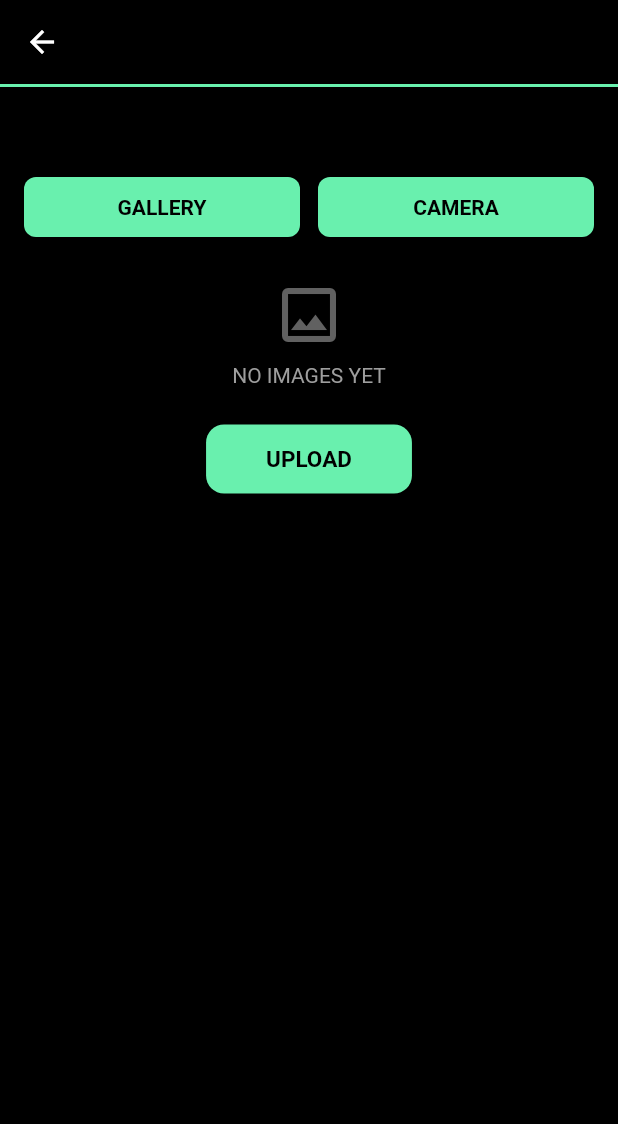
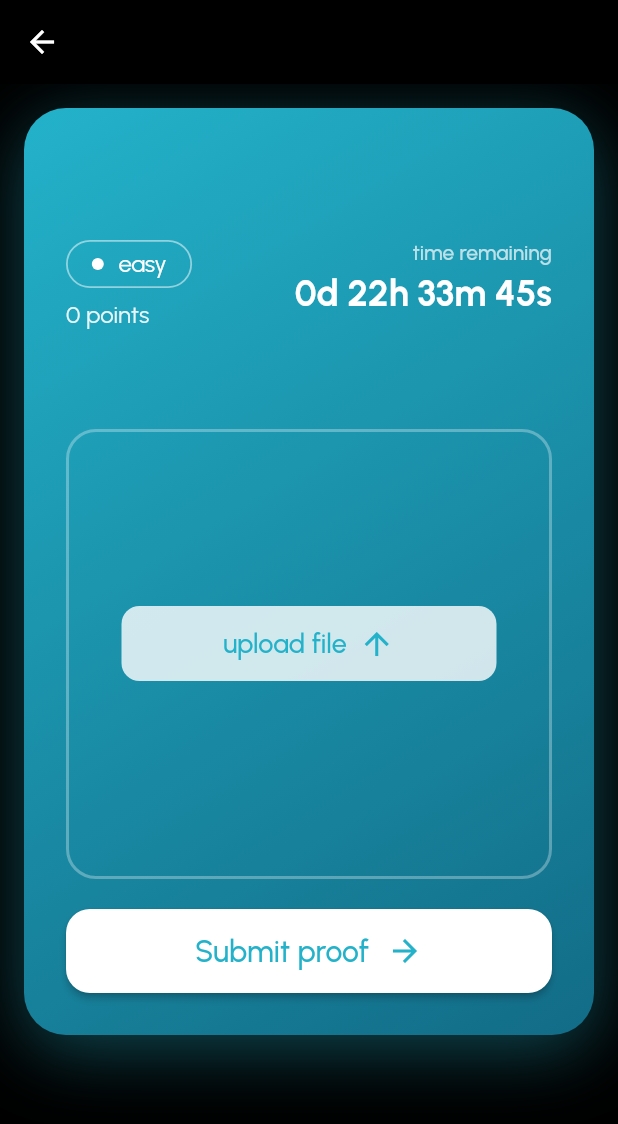
Before and after one commit to team-erin-devs/plotdv2_app, a Flutter app: the ChallengeDetailScreen screen opened directly with empty values, on a phone screen of 412 x 824 dp. Shown: the top 1124 px of the screen. Run offline on Flutter 3.47's test engine with Material 3 defaults, Android fonts, the phone set to English and light mode, and no system bars; our stand-ins replace dio, google_fonts, image_picker, qr_flutter, shared_preferences; accounts and stored records are empty.

Commit message:
feat: detailed mission page

```diff
--- a/lib/screens/challenge_detail_screen.dart
+++ b/lib/screens/challenge_detail_screen.dart
@@ -2,7 +2,8 @@ import 'dart:typed_data';
 import 'package:flutter/material.dart';
 import 'package:image_picker/image_picker.dart';
 import '../models/challenge.dart';
-import '../services/upload_service.dart'; // make sure path matches your project
+import '../services/upload_service.dart';
+import '../widgets/upload_mission_card.dart';
 
 class ChallengeDetailScreen extends StatefulWidget {
   final Challenge challenge;
@@ -31,20 +32,6 @@ class _ChallengeDetailScreenState extends State<ChallengeDetailScreen> {
       }
     } catch (e) {
       _showSnack('Error picking image: $e');
-    }
-  }
-
-  Future<void> _takePhoto() async {
-    try {
-      final XFile? photo = await _picker.pickImage(source: ImageSource.camera);
-      if (photo != null) {
-        final bytes = await photo.readAsBytes();
-        setState(
-          () => _images.add(_SelectedImage(bytes: bytes, name: photo.name)),
-        );
-      }
-    } catch (e) {
-      _showSnack('Error taking photo: $e');
     }
   }
 
@@ -82,112 +69,58 @@ class _ChallengeDetailScreenState extends State<ChallengeDetailScreen> {
     }
   }
 
-  Color _getDifficultyColor() {
+  List<Color> _getGradient() {
     switch (widget.challenge.difficulty) {
       case ChallengeDifficulty.easy:
-        return Colors.greenAccent;
+        return [const Color(0xFF23B2CA), const Color(0xFF126C87)];
       case ChallengeDifficulty.medium:
-        return Colors.amberAccent;
+        return [const Color(0xFFA621ED), const Color(0xFF5E1387)];
       case ChallengeDifficulty.hard:
-        return Colors.redAccent;
+        return [const Color(0xFFED2190), const Color(0xFF871352)];
     }
   }
 
   @override
   Widget build(BuildContext context) {
+    final gradient = _getGradient();
+    final accent = gradient.first;
+
     return Scaffold(
       backgroundColor: Colors.black,
       appBar: AppBar(
         backgroundColor: Colors.black,
         foregroundColor: Colors.white,
-        centerTitle: true,
         elevation: 0,
-        title: Text(
-          widget.challenge.title,
-          style: const TextStyle(
-            fontSize: 18,
-            fontWeight: FontWeight.bold,
-            color: Colors.white,
-          ),
-        ),
-        bottom: PreferredSize(
-          preferredSize: const Size.fromHeight(2),
-          child: Container(color: _getDifficultyColor(), height: 2),
+        leading: IconButton(
+          icon: const Icon(Icons.arrow_back),
+          onPressed: () => Navigator.pop(context),
         ),
       ),
       body: SingleChildScrollView(
-        padding: const EdgeInsets.all(16),
+        child: Padding(
+          padding: const EdgeInsets.all(16.0),
+          child: UploadMissionCard(
+            title: widget.challenge.title,
+            description: widget.challenge.description,
+            difficulty: widget.challenge.difficulty,
+            points: widget.challenge.points,
+            gradient: gradient,
+            uploadSection: Column(
+              children: [
+                // Upload area with border
+                Container(
+                  width: double.infinity,
+                  constraints: const BoxConstraints(minHeight: 300),
+                  padding: const EdgeInsets.all(32),
+                  decoration: BoxDecoration(
+                    border: Border.all(
+                      color: Colors.white.withOpacity(0.3),
+                      width: 2,
+                    ),
+                    borderRadius: BorderRadius.circular(20),
+                  ),
                   child: Column(
-          crossAxisAlignment: CrossAxisAlignment.start,
                     children: [
-            Text(
-              widget.challenge.description,
-              style: const TextStyle(fontSize: 14, color: Colors.white70),
-            ),
-            const SizedBox(height: 24),
-
-            // Buttons
-            Row(
-              children: [
-                Expanded(
-                  child: ElevatedButton(
-                    onPressed: _pickImage,
-                    style: ElevatedButton.styleFrom(
-                      backgroundColor: _getDifficultyColor(),
-                      foregroundColor: Colors.black,
-                      padding: const EdgeInsets.symmetric(vertical: 12),
-                      shape: RoundedRectangleBorder(
-                        borderRadius: BorderRadius.circular(8),
-                      ),
-                    ),
-                    child: const Text(
-                      "GALLERY",
-                      style: TextStyle(
-                        fontSize: 14,
-                        fontWeight: FontWeight.w600,
-                      ),
-                    ),
-                  ),
-                ),
-                const SizedBox(width: 12),
-                Expanded(
-                  child: ElevatedButton(
-                    onPressed: _takePhoto,
-                    style: ElevatedButton.styleFrom(
-                      backgroundColor: _getDifficultyColor(),
-                      foregroundColor: Colors.black,
-                      padding: const EdgeInsets.symmetric(vertical: 12),
-                      shape: RoundedRectangleBorder(
-                        borderRadius: BorderRadius.circular(8),
-                      ),
-                    ),
-                    child: const Text(
-                      "CAMERA",
-                      style: TextStyle(
-                        fontSize: 14,
-                        fontWeight: FontWeight.w600,
-                      ),
-                    ),
-                  ),
-                ),
-              ],
-            ),
-            const SizedBox(height: 24),
-
-            // Image previews
-            if (_images.isNotEmpty)
-              Column(
-                crossAxisAlignment: CrossAxisAlignment.start,
-                children: [
-                  Text(
-                    "SELECTED IMAGES",
-                    style: TextStyle(
-                      fontSize: 14,
-                      fontWeight: FontWeight.bold,
-                      color: _getDifficultyColor(),
-                    ),
-                  ),
-                  const SizedBox(height: 12),
                       GridView.builder(
                         shrinkWrap: true,
                         physics: const NeverScrollableScrollPhysics(),
@@ -202,26 +135,31 @@ class _ChallengeDetailScreenState extends State<ChallengeDetailScreen> {
                           final img = _images[index];
                           return Stack(
                             children: [
-                          Container(
-                            decoration: BoxDecoration(
-                              border: Border.all(
-                                color: _getDifficultyColor(),
-                                width: 2,
+                              ClipRRect(
+                                borderRadius: BorderRadius.circular(8),
+                                child: Image.memory(
+                                  img.bytes,
+                                  fit: BoxFit.cover,
+                                  width: double.infinity,
+                                  height: double.infinity,
                                 ),
                               ),
-                            child: Image.memory(img.bytes, fit: BoxFit.cover),
+                              Positioned(
+                                top: 4,
+                                right: 4,
+                                child: GestureDetector(
+                                  onTap: () => _removeImage(index),
+                                  child: Container(
+                                    padding: const EdgeInsets.all(4),
+                                    decoration: BoxDecoration(
+                                      color: Colors.red,
+                                      shape: BoxShape.circle,
                                     ),
-                          Positioned(
-                            top: 2,
-                            right: 2,
-                            child: Container(
-                              color: Colors.redAccent,
-                              child: IconButton(
-                                icon: const Icon(Icons.close, size: 16),
-                                color: Colors.black,
-                                padding: EdgeInsets.zero,
-                                constraints: const BoxConstraints(),
-                                onPressed: () => _removeImage(index),
+                                    child: const Icon(
+                                      Icons.close,
+                                      size: 16,
+                                      color: Colors.white,
+                                    ),
                                   ),
                                 ),
                               ),
@@ -229,69 +167,99 @@ class _ChallengeDetailScreenState extends State<ChallengeDetailScreen> {
                           );
                         },
                       ),
-                ],
-              )
-            else
-              Center(
-                child: Column(
-                  children: [
-                    Icon(
-                      Icons.image_outlined,
-                      size: 48,
-                      color: Colors.grey[700],
-                    ),
-                    const SizedBox(height: 8),
-                    const Text(
-                      "NO IMAGES YET",
-                      style: TextStyle(fontSize: 14, color: Colors.grey),
-                    ),
-                  ],
-                ),
-              ),
+                      const SizedBox(height: 84),
 
-            const SizedBox(height: 24),
-
-            // Upload button
-            Center(
+                      // Upload file button (lighter color, inside the border)
+                      SizedBox(
+                        width: 250,
+                        height: 50,
                         child: ElevatedButton(
-                onPressed: _isUploading ? null : _uploadImages,
+                          onPressed: _pickImage,
                           style: ElevatedButton.styleFrom(
-                  backgroundColor: _getDifficultyColor(),
-                  foregroundColor: Colors.black,
-                  padding: const EdgeInsets.symmetric(
-                    vertical: 14,
-                    horizontal: 40,
-                  ),
+                            backgroundColor: Colors.white.withOpacity(0.8),
+                            foregroundColor: accent,
+                            elevation: 0,
                             shape: RoundedRectangleBorder(
                               borderRadius: BorderRadius.circular(12),
                             ),
                           ),
-                child: _isUploading
-                    ? const SizedBox(
-                        width: 22,
-                        height: 22,
-                        child: CircularProgressIndicator(
-                          color: Colors.black,
-                          strokeWidth: 2.5,
+                          child: Row(
+                            mainAxisAlignment: MainAxisAlignment.center,
+                            children: [
+                              Text(
+                                'upload file',
+                                style: TextStyle(
+                                  fontFamily: 'Urbanist',
+                                  fontWeight: FontWeight.w500,
+                                  fontSize: 18,
+                                  color: accent,
                                 ),
-                      )
-                    : const Text(
-                        "UPLOAD",
-                        style: TextStyle(
-                          fontWeight: FontWeight.bold,
-                          fontSize: 15,
                               ),
+                              const SizedBox(width: 8),
+                              Icon(Icons.arrow_upward, size: 24, color: accent),
+                            ],
                           ),
                         ),
                       ),
                     ],
                   ),
                 ),
+                const SizedBox(height: 20),
+
+                // Submit proof button (white background, outside the border)
+                SizedBox(
+                  width: double.infinity,
+                  height: 56,
+                  child: ElevatedButton(
+                    onPressed: _isUploading ? null : _uploadImages,
+                    style: ElevatedButton.styleFrom(
+                      backgroundColor: Colors.white,
+                      foregroundColor: accent,
+                      disabledBackgroundColor: Colors.grey[800],
+                      shape: RoundedRectangleBorder(
+                        borderRadius: BorderRadius.circular(16),
+                      ),
+                    ),
+                    child: _isUploading
+                        ? SizedBox(
+                            width: 24,
+                            height: 24,
+                            child: CircularProgressIndicator(
+                              color: accent,
+                              strokeWidth: 2.5,
+                            ),
+                          )
+                        : Row(
+                            mainAxisAlignment: MainAxisAlignment.center,
+                            children: [
+                              Text(
+                                'Submit proof',
+                                style: TextStyle(
+                                  fontFamily: 'Urbanist',
+                                  fontWeight: FontWeight.w500,
+                                  fontSize: 20,
+                                  color: accent,
+                                ),
+                              ),
+                              const SizedBox(width: 12),
+                              Icon(
+                                Icons.arrow_forward,
+                                size: 24,
+                                color: accent,
+                              ),
+                            ],
+                          ),
+                  ),
+                ),
+              ],
+            ),
+          ),
+        ),
+      ),
     );
   }
 }
 
-/// Helper class to store image bytes + original filename
 class _SelectedImage {
   final Uint8List bytes;
   final String name;
--- a/lib/widgets/mission_card.dart
+++ b/lib/widgets/mission_card.dart
@@ -8,7 +8,6 @@ class MissionCard extends StatelessWidget {
   final List<Color> gradient;
   final int points;
   final Challenge challenge;
-  final bool showGlow;
   final bool isMain;
 
   const MissionCard({
@@ -18,7 +17,6 @@ class MissionCard extends StatelessWidget {
     required this.gradient,
     required this.points,
     required this.challenge,
-    this.showGlow = false,
     this.isMain = true,
   });
 
@@ -137,7 +135,7 @@ class _MissionCard extends StatelessWidget {
                         '$points points',
                         style: TextStyle(
                           fontFamily: 'Urbanist',
-                          fontWeight: FontWeight.w500,
+                          fontWeight: FontWeight.w400,
                           fontSize: isMain ? 16 : 14,
                           color: Colors.white.withOpacity(0.9),
                         ),
@@ -216,7 +214,6 @@ class _DifficultyPill extends StatelessWidget {
           width: isMain ? 1.2 : 1.0,
           color: Colors.white.withOpacity(0.5),
         ),
-        color: Colors.white.withOpacity(0.08),
       ),
       child: Row(
         mainAxisSize: MainAxisSize.min,
--- /dev/null
+++ b/lib/widgets/upload_mission_card.dart
@@ -0,0 +1,199 @@
+import 'package:flutter/material.dart';
+import '../models/challenge.dart';
+
+class UploadMissionCard extends StatelessWidget {
+  final String title;
+  final String description;
+  final ChallengeDifficulty difficulty;
+  final int points;
+  final List<Color> gradient;
+  final Widget uploadSection;
+
+  const UploadMissionCard({
+    super.key,
+    required this.title,
+    required this.description,
+    required this.difficulty,
+    required this.points,
+    required this.gradient,
+    required this.uploadSection,
+  });
+
+  String _difficultyLabel(ChallengeDifficulty difficulty) {
+    switch (difficulty) {
+      case ChallengeDifficulty.easy:
+        return 'easy';
+      case ChallengeDifficulty.medium:
+        return 'medium';
+      case ChallengeDifficulty.hard:
+        return 'hard';
+    }
+  }
+
+  @override
+  Widget build(BuildContext context) {
+    final radius = BorderRadius.circular(28);
+    final accent = gradient.first;
+    final difficultyLabel = _difficultyLabel(difficulty);
+
+    return Container(
+      width: double.infinity,
+      decoration: BoxDecoration(
+        borderRadius: radius,
+        gradient: LinearGradient(
+          begin: Alignment.topLeft,
+          end: Alignment.bottomRight,
+          colors: gradient,
+        ),
+        boxShadow: [
+          BoxShadow(
+            color: accent.withOpacity(0.4),
+            blurRadius: 40,
+            offset: const Offset(0, 10),
+          ),
+        ],
+      ),
+      child: ClipRRect(
+        borderRadius: radius,
+        child: Padding(
+          padding: const EdgeInsets.all(28),
+          child: Column(
+            crossAxisAlignment: CrossAxisAlignment.start,
+            children: [
+              // Title
+              Text(
+                title,
+                style: const TextStyle(
+                  fontFamily: 'Epoch',
+                  fontWeight: FontWeight.w400,
+                  fontSize: 36,
+                  height: 1.1,
+                  letterSpacing: -0.7,
+                  color: Colors.white,
+                ),
+              ),
+              const SizedBox(height: 20),
+
+              // Row with difficulty/points and time remaining
+              Row(
+                crossAxisAlignment: CrossAxisAlignment.start,
+                children: [
+                  // Left: Difficulty and points
+                  Column(
+                    crossAxisAlignment: CrossAxisAlignment.start,
+                    children: [
+                      _DifficultyPill(label: difficultyLabel, color: accent),
+                      const SizedBox(height: 8),
+                      Text(
+                        '$points points',
+                        style: TextStyle(
+                          fontFamily: 'Urbanist',
+                          fontWeight: FontWeight.w400,
+                          fontSize: 16,
+                          color: Colors.white.withOpacity(0.9),
+                        ),
+                      ),
+                    ],
+                  ),
+                  const Spacer(),
+                  // Right: Time remaining
+                  Column(
+                    crossAxisAlignment: CrossAxisAlignment.end,
+                    children: [
+                      Text(
+                        'time remaining',
+                        style: TextStyle(
+                          fontFamily: 'Urbanist',
+                          fontWeight: FontWeight.w500,
+                          fontSize: 14,
+                          color: Colors.white.withOpacity(0.7),
+                        ),
+                      ),
+                      const SizedBox(height: 4),
+                      const Text(
+                        '0d 22h 33m 45s',
+                        style: TextStyle(
+                          fontFamily: 'Urbanist',
+                          fontWeight: FontWeight.w700,
+                          fontSize: 24,
+                          color: Colors.white,
+                        ),
+                      ),
+                    ],
+                  ),
+                ],
+              ),
+              const SizedBox(height: 20),
+
+              // Description
+              Text(
+                description,
+                style: TextStyle(
+                  fontFamily: 'Urbanist',
+                  fontWeight: FontWeight.w500,
+                  fontSize: 15,
+                  height: 1.5,
+                  color: Colors.white.withOpacity(0.9),
+                ),
+              ),
+              const SizedBox(height: 24),
+
+              // Upload section (injected from parent)
+              uploadSection,
+            ],
+          ),
+        ),
+      ),
+    );
+  }
+}
+
+class _DifficultyPill extends StatelessWidget {
+  final String label;
+  final Color color;
+
+  const _DifficultyPill({
+    required this.label,
+    required this.color,
+  });
+
+  @override
+  Widget build(BuildContext context) {
+    return Container(
+      height: 32,
+      padding: const EdgeInsets.symmetric(horizontal: 16, vertical: 6),
+      decoration: BoxDecoration(
+        borderRadius: BorderRadius.circular(16),
+        border: Border.all(
+          width: 1.2,
+          color: Colors.white.withOpacity(0.5),
+        ),
+      ),
+      child: Row(
+        mainAxisSize: MainAxisSize.min,
+        children: [
+          Container(
+            width: 8,
+            height: 8,
+            decoration: const BoxDecoration(
+              color: Colors.white,
+              shape: BoxShape.circle,
+            ),
+          ),
+          const SizedBox(width: 10),
+          Text(
+            label,
+            style: const TextStyle(
+              fontFamily: 'Urbanist',
+              fontWeight: FontWeight.w400,
+              fontSize: 16,
+              height: 1.0,
+              letterSpacing: -0.32,
+              color: Colors.white,
+            ),
+          ),
+        ],
+      ),
+    );
+  }
+}
```
Lines whose indentation alone changed are shown as unchanged.
